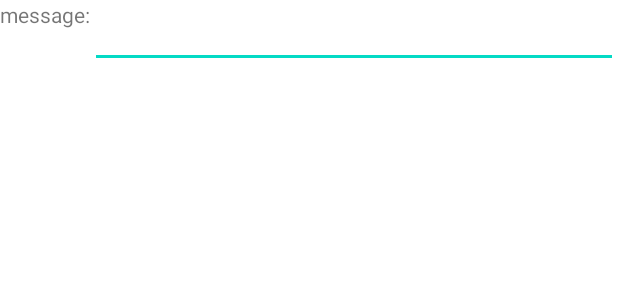
After one commit to Rebeccakwok81/AndroidProject, an Android app: the layout contact_edit.xml on its own in the app's theme, with its tools: preview values and no code run, on a phone screen of 412 x 824 dp. The commit adds this screen. Shown: the top 300 px of the screen. Run offline under Robolectric (Android 15) with nearby library versions, the phone set to English and light mode, and no system bars.

Commit message:
RecycelView

```diff
--- a/app/src/main/java/com/cst2335/cocktail_database/Contact.java
+++ b/app/src/main/java/com/cst2335/cocktail_database/Contact.java
@@ -1,7 +1,7 @@
 package com.cst2335.cocktail_database;
 
 public class Contact {
-    protected String name;
+    protected String name ;
     protected long id;
 
     public Contact(String m, long i) {
--- /dev/null
+++ b/app/src/main/res/layout/contact_edit.xml
@@ -0,0 +1,24 @@
+<?xml version="1.0" encoding="utf-8"?>
+<RelativeLayout xmlns:android="http://schemas.android.com/apk/res/android"
+    android:layout_width="match_parent"
+    android:layout_height="match_parent">
+
+    <TextView android:layout_width="wrap_content"
+        android:layout_height="wrap_content"
+        android:id="@+id/name"
+        android:text="message:" />
+
+    <EditText
+        android:layout_width="match_parent"
+        android:layout_height="wrap_content"
+        android:layout_toRightOf="@id/name"
+        android:id="@+id/row_name"/>
+
+    <TextView
+        android:layout_below="@id/row_name"
+        android:layout_width="wrap_content"
+        android:layout_height="wrap_content"
+        android:layout_alignParentEnd="true"
+        android:id="@+id/row_id"/>
+
+</RelativeLayout>
```
Also changed, not shown: app/src/main/java/com/cst2335/cocktail_database/MainActivity.java (+75 -25 lines), app/src/main/java/com/cst2335/cocktail_database/MyOpener.java (deleted, +0 -41 lines), app/src/main/java/com/cst2335/cocktail_database/RVAdapter.java (+3 -4 lines).
